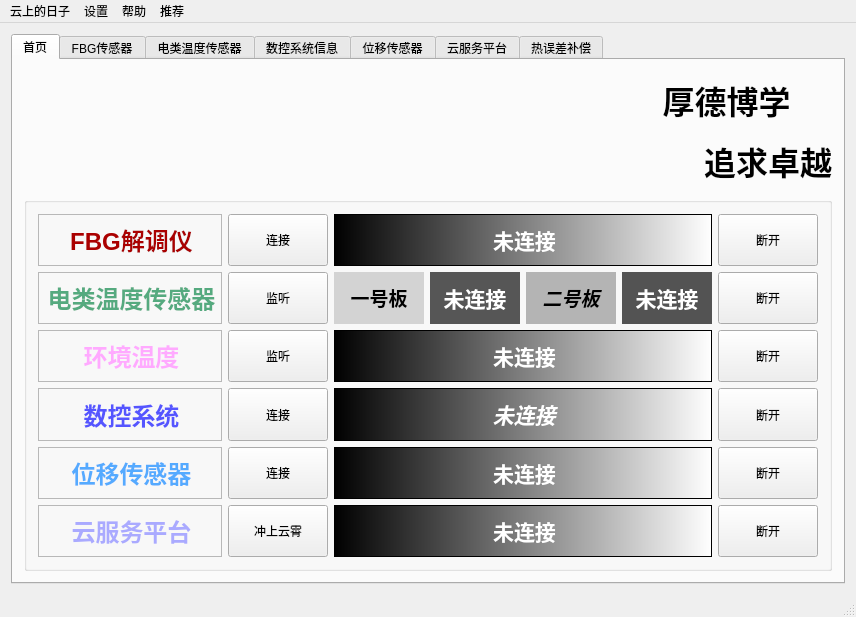
AegonTangeryen/CPSforYou, file mainwindow.ui: the form before one commit.
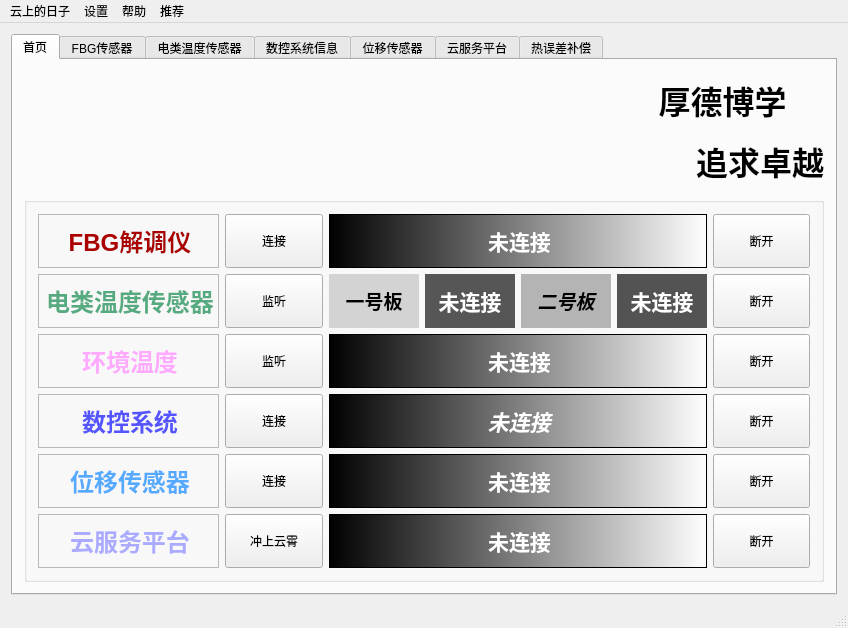
The form after the commit. Icons and pictures are not drawn. Custom widgets are drawn as their Qt base class.

Diff of the .ui file:
```diff
--- a/mainwindow.ui
+++ b/mainwindow.ui
@@ -6,8 +6,8 @@
    <rect>
     <x>0</x>
     <y>0</y>
-    <width>856</width>
-    <height>617</height>
+    <width>848</width>
+    <height>628</height>
    </rect>
   </property>
   <property name="minimumSize">
@@ -1309,7 +1309,7 @@
     <rect>
      <x>0</x>
      <y>0</y>
-     <width>856</width>
+     <width>848</width>
      <height>27</height>
     </rect>
    </property>
```
